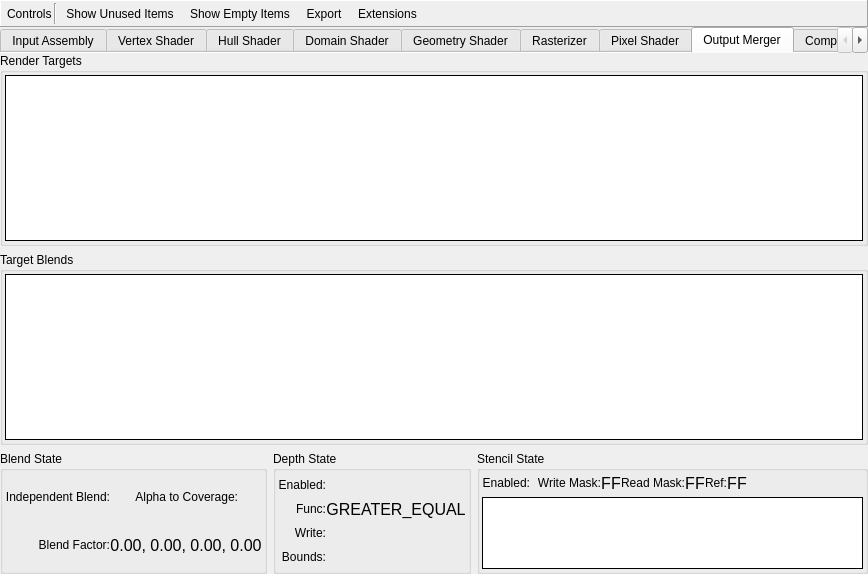
The window that qrenderdoc/Windows/PipelineState/D3D12PipelineStateViewer.ui (baldurk/renderdoc) describes before a commit, drawn with Qt 5.
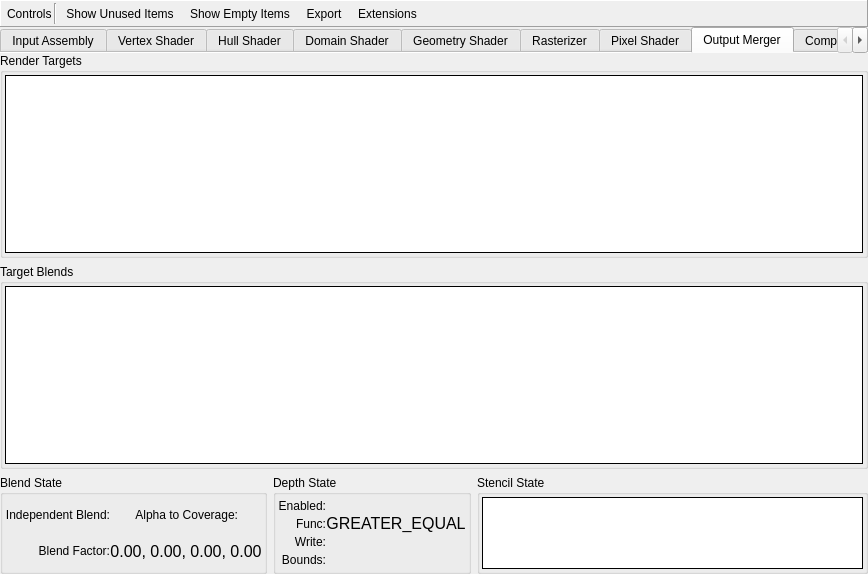
The same window after the commit. The open tabs and pages were chosen to show the change. Icons and pictures are not drawn. Custom widgets are drawn as their Qt base class.

Commit message: Implement new D3D12 state & state setting commands

Diff of the .ui file:
```diff
--- a/qrenderdoc/Windows/PipelineState/D3D12PipelineStateViewer.ui
+++ b/qrenderdoc/Windows/PipelineState/D3D12PipelineStateViewer.ui
@@ -3608,7 +3608,10 @@
              <property name="alignment">
               <set>Qt::AlignLeading|Qt::AlignLeft|Qt::AlignTop</set>
              </property>
-             <layout class="QGridLayout" name="gridLayout_4">
+             <layout class="QVBoxLayout" name="verticalLayout_16">
+              <property name="spacing">
+               <number>0</number>
+              </property>
               <property name="leftMargin">
                <number>2</number>
               </property>
@@ -3621,143 +3624,7 @@
               <property name="bottomMargin">
                <number>2</number>
               </property>
-              <property name="verticalSpacing">
-               <number>4</number>
-              </property>
-              <item row="0" column="0">
-               <layout class="QHBoxLayout" name="horizontalLayout_15">
-                <item>
-                 <widget class="QLabel" name="stencilEnabledLabel">
-                  <property name="text">
-                   <string>Enabled:</string>
-                  </property>
-                  <property name="alignment">
-                   <set>Qt::AlignRight|Qt::AlignTrailing|Qt::AlignVCenter</set>
-                  </property>
-                 </widget>
-                </item>
-                <item>
-                 <widget class="QLabel" name="stencilEnabled">
-                  <property name="text">
-                   <string/>
-                  </property>
-                  <property name="pixmap">
-                   <pixmap resource="../../Resources/resources.qrc">:/cross.png</pixmap>
-                  </property>
-                  <property name="alignment">
-                   <set>Qt::AlignCenter</set>
-                  </property>
-                  <property name="margin">
-                   <number>4</number>
-                  </property>
-                 </widget>
-                </item>
-                <item>
-                 <widget class="QLabel" name="stencilWriteMaskLabel">
-                  <property name="text">
-                   <string>Write Mask:</string>
-                  </property>
-                  <property name="alignment">
-                   <set>Qt::AlignRight|Qt::AlignTrailing|Qt::AlignVCenter</set>
-                  </property>
-                  <property name="wordWrap">
-                   <bool>true</bool>
-                  </property>
-                 </widget>
-                </item>
-                <item>
-                 <widget class="QLabel" name="stencilWriteMask">
-                  <property name="font">
-                   <font>
-                    <pointsize>12</pointsize>
-                   </font>
-                  </property>
-                  <property name="text">
-                   <string>FF</string>
-                  </property>
-                  <property name="alignment">
-                   <set>Qt::AlignCenter</set>
-                  </property>
-                  <property name="margin">
-                   <number>4</number>
-                  </property>
-                 </widget>
-                </item>
-                <item>
-                 <widget class="QLabel" name="stenciReadMaskLabel">
-                  <property name="text">
-                   <string>Read Mask:</string>
-                  </property>
-                  <property name="alignment">
-                   <set>Qt::AlignRight|Qt::AlignTrailing|Qt::AlignVCenter</set>
-                  </property>
-                  <property name="wordWrap">
-                   <bool>true</bool>
-                  </property>
-                 </widget>
-                </item>
-                <item>
-                 <widget class="QLabel" name="stencilReadMask">
-                  <property name="font">
-                   <font>
-                    <pointsize>12</pointsize>
-                   </font>
-                  </property>
-                  <property name="text">
-                   <string>FF</string>
-                  </property>
-                  <property name="alignment">
-                   <set>Qt::AlignCenter</set>
-                  </property>
-                  <property name="margin">
-                   <number>4</number>
-                  </property>
-                 </widget>
-                </item>
-                <item>
-                 <widget class="QLabel" name="stenciRefLabel">
-                  <property name="text">
-                   <string>Ref:</string>
-                  </property>
-                  <property name="alignment">
-                   <set>Qt::AlignRight|Qt::AlignTrailing|Qt::AlignVCenter</set>
-                  </property>
-                 </widget>
-                </item>
-                <item>
-                 <widget class="QLabel" name="stencilRef">
-                  <property name="font">
-                   <font>
-                    <pointsize>12</pointsize>
-                   </font>
-                  </property>
-                  <property name="text">
-                   <string>FF</string>
-                  </property>
-                  <property name="alignment">
-                   <set>Qt::AlignCenter</set>
-                  </property>
-                  <property name="margin">
-                   <number>4</number>
-                  </property>
-                 </widget>
-                </item>
-                <item>
-                 <spacer name="horizontalSpacer_3">
-                  <property name="orientation">
-                   <enum>Qt::Horizontal</enum>
-                  </property>
-                  <property name="sizeHint" stdset="0">
-                   <size>
-                    <width>40</width>
-                    <height>20</height>
-                   </size>
-                  </property>
-                 </spacer>
-                </item>
-               </layout>
-              </item>
-              <item row="1" column="0">
+              <item>
                <widget class="RDTreeWidget" name="stencils">
                 <property name="sizePolicy">
                  <sizepolicy hsizetype="Expanding" vsizetype="Preferred">
```
Left out of the diff: 39 changed lines with no effect on the pictures. The commit also changes 19 other files.
